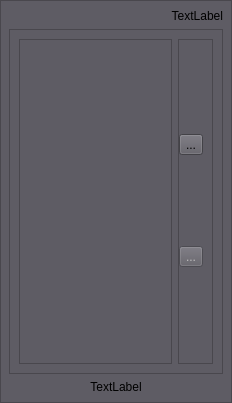
Old version of the form views/SearchResultItem.ui in the repository Ondsel-Development/Ondsel-Lens-Addon.
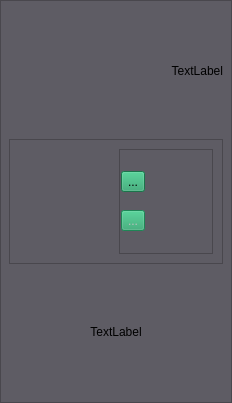
New version of the form.

Commit message: builds search result cards

```diff
--- a/views/SearchResultItem.ui
+++ b/views/SearchResultItem.ui
@@ -61,15 +61,9 @@
      </property>
      <layout class="QHBoxLayout" name="horizontalLayout">
       <item>
-       <widget class="QGraphicsView" name="iconGraphicsView">
-        <property name="minimumSize">
-         <size>
-          <width>40</width>
-          <height>40</height>
-         </size>
-        </property>
-        <property name="autoFillBackground">
-         <bool>false</bool>
+       <widget class="QLabel" name="iconLabel">
+        <property name="text">
+         <string/>
         </property>
        </widget>
       </item>
@@ -83,10 +77,19 @@
         </property>
         <layout class="QVBoxLayout" name="verticalLayout_2">
          <property name="leftMargin">
-          <number>0</number>
+          <number>1</number>
+         </property>
+         <property name="rightMargin">
+          <number>1</number>
          </property>
          <item>
           <widget class="QToolButton" name="webToolButton">
+           <property name="autoFillBackground">
+            <bool>false</bool>
+           </property>
+           <property name="styleSheet">
+            <string notr="true">background-color: rgb(38, 162, 105);</string>
+           </property>
            <property name="text">
             <string>...</string>
            </property>
@@ -97,6 +100,12 @@
            <property name="enabled">
             <bool>false</bool>
            </property>
+           <property name="autoFillBackground">
+            <bool>false</bool>
+           </property>
+           <property name="styleSheet">
+            <string notr="true">background-color: rgb(38, 162, 105);</string>
+           </property>
            <property name="text">
             <string>...</string>
            </property>
```
The commit also changes 6 other files.
